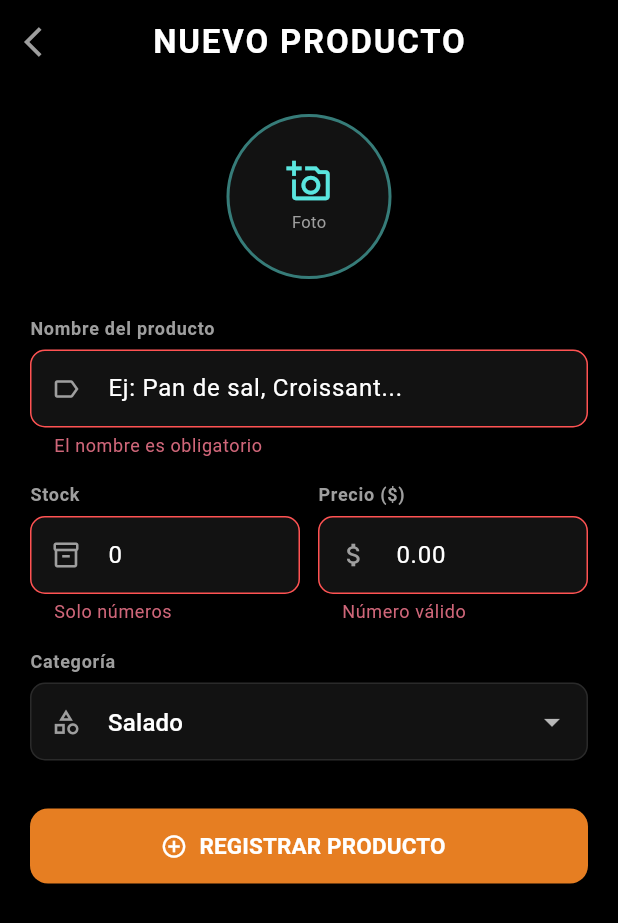
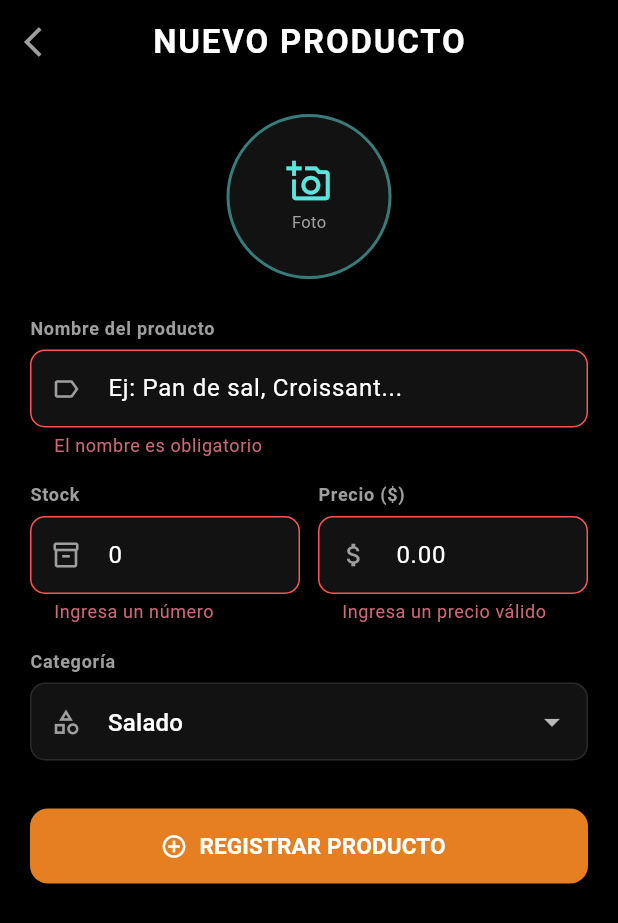
Before and after one commit to josstapia/App_Inventario, a Flutter app: the AddProductScreen screen opened by its route, after a tap on "REGISTRAR PRODUCTO", on a phone screen of 412 x 824 dp. Shown: the top 923 px of the screen. Run offline on Flutter 3.47's test engine with Material 3 defaults, Android fonts, the phone set to English and light mode, and no system bars; our stand-ins replace go_router, image_picker, shared_preferences, sqflite; accounts and stored records are empty.

Commit message:
Feedback errors modified

```diff
--- a/lib/screens/add_product_screen.dart
+++ b/lib/screens/add_product_screen.dart
@@ -148,8 +148,8 @@ class _AddProductScreenState extends State<AddProductScreen> {
                           decoration: _inputDeco('0', Icons.inventory_2_outlined),
                           validator: (v) {
                             final n = int.tryParse(v ?? '');
-                            if (n == null) return 'Solo números';
-                            if (n < 0) return 'No negativo';
+                            if (n == null) return 'Ingresa un número';
+                            if (n < 0) return 'No puede ser negativo';
                             return null;
                           },
                         ),
@@ -169,8 +169,8 @@ class _AddProductScreenState extends State<AddProductScreen> {
                           decoration: _inputDeco('0.00', Icons.attach_money),
                           validator: (v) {
                             final n = double.tryParse(v ?? '');
-                            if (n == null) return 'Número válido';
-                            if (n <= 0) return 'Mayor a 0';
+                            if (n == null) return 'Ingresa un precio válido';
+                            if (n <= 0) return 'Debe ser mayor a 0';
                             return null;
                           },
                         ),
```
